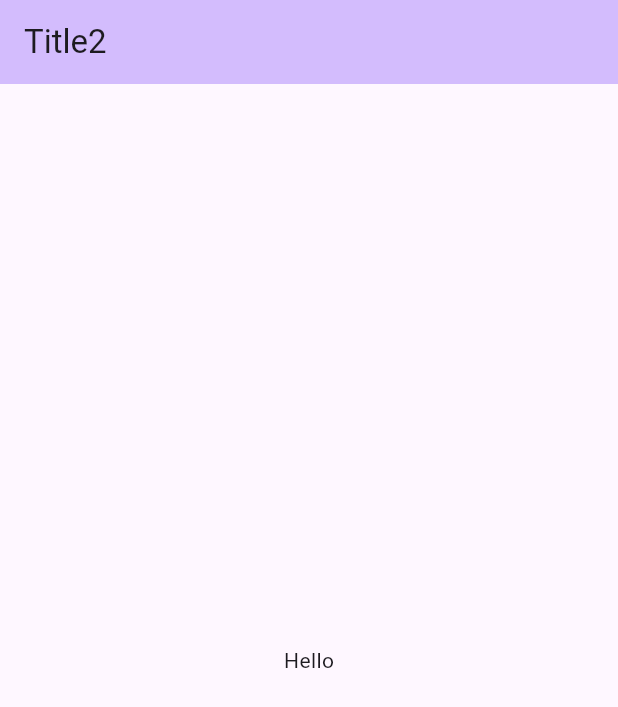
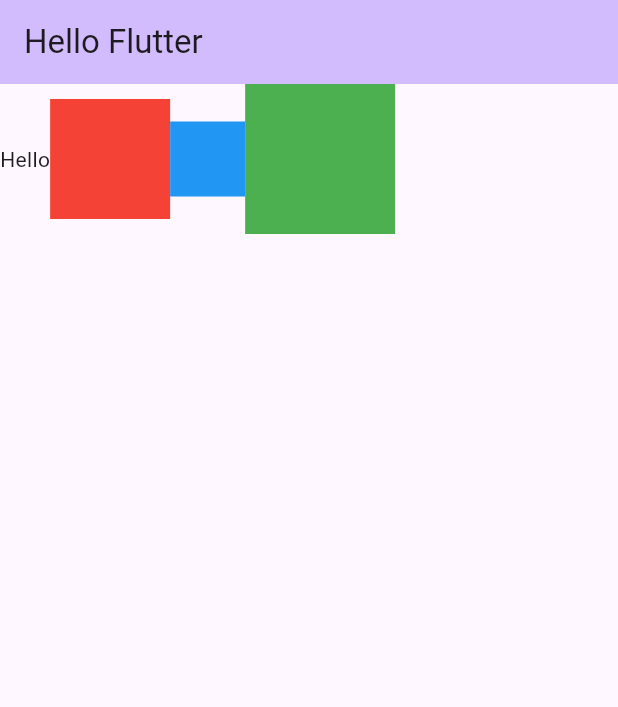
Before and after one commit to AhmetEminSaglik/flutter-learn-Kasim-Adalan, a Flutter app: the screen it shows after launch, on a phone screen of 412 x 824 dp. Shown: the top 707 px of the screen. Run offline on Flutter 3.47's test engine with Material 2 defaults, Android fonts, the phone set to English and light mode, and no system bars.

Commit message:
Learned how to use Row()

```diff
--- a/lib/main.dart
+++ b/lib/main.dart
@@ -1,11 +1,14 @@
 import 'package:flutter/material.dart';
+
 // to delete all comment  lines --> ctrl + f -->//.* --> delete all comments
 void main() {
   runApp(const MyApp());
 }
 
 class MyApp extends StatelessWidget {
-  const MyApp({super.key});
+  const MyApp
+
+  ({super.key});
 
   @override
   Widget build(BuildContext context) {
@@ -16,32 +19,48 @@ class MyApp extends StatelessWidget {
         colorScheme: ColorScheme.fromSeed(seedColor: Colors.deepPurple),
         useMaterial3: true,
       ),
-      home: MyHomePage(),
+      home: MyHomePage(title: "Hello Flutter"),
     );
   }
 }
 
 class MyHomePage extends StatefulWidget {
+  MyHomePage
+
+  ({super.key, required this.title});
+
+  final String title;
+
   @override
   State<MyHomePage> createState() => _MyHomePageState();
 }
 
 class _MyHomePageState extends State<MyHomePage> {
-
   @override
-  void initState() {// when app page starts, this method is excecuted
+  void initState() {
+    // when app page starts, this method is excecuted
     super.initState();
     print("-->App is started");
   }
+
   @override
   Widget build(BuildContext context) {
     return Scaffold(
       appBar: AppBar(
-        backgroundColor: Theme.of(context).colorScheme.inversePrimary,
-        title: Text("Title2"),
+        backgroundColor: Theme
+            .of(context)
+            .colorScheme
+            .inversePrimary,
+        title: Text(widget.title),
       ),
-      body: const Center(
-        child: Text("Hello"),
+      body: Row(
+        children: [
+          Text("Hello"),
+          Container(width: 80,height: 80,color : Colors.red),
+          Container(width: 50,height: 50,color : Colors.blue),
+          Container(width: 100,height: 100,color : Colors.green),
+
+        ],
       ),
     );
   }
```
Also changed, not shown: images/Row-Column-Stack.png (added), notes/App-Structor.png (added).
